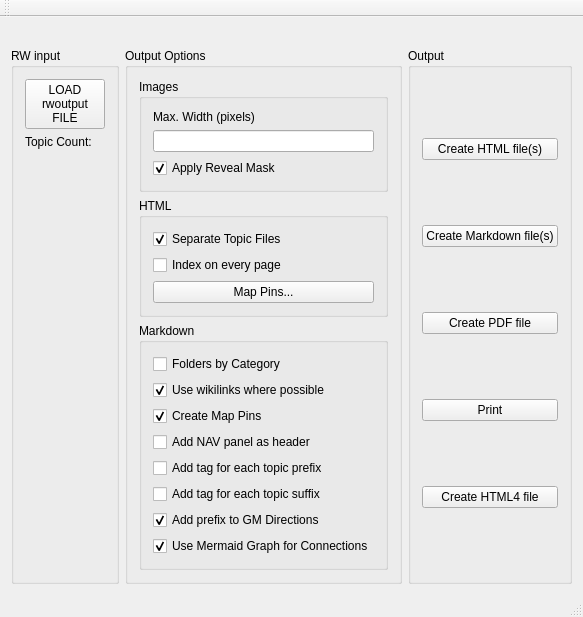
First picture: the form in mainwindow.ui, repository farling42/RWoutput, before the edit.
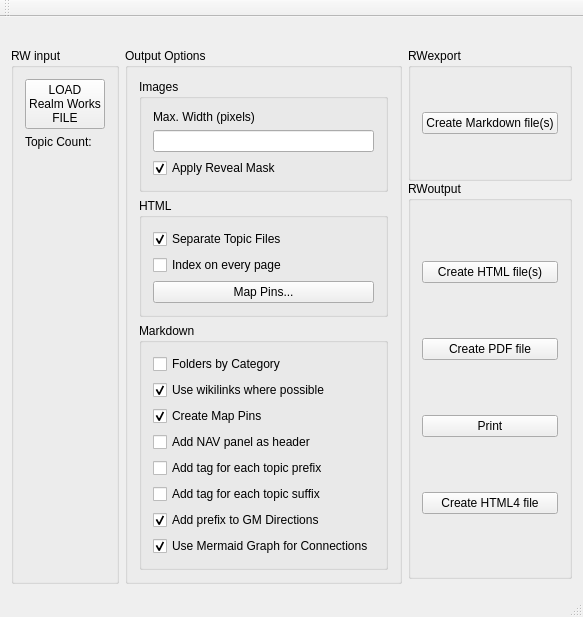
Second picture: the form after the edit. Icons and pictures are not drawn.

Commit message: Read RWexport file for markdown processing

The edit to the form file:
```diff
--- a/mainwindow.ui
+++ b/mainwindow.ui
@@ -9,7 +9,7 @@
    <rect>
     <x>0</x>
     <y>0</y>
-    <width>505</width>
+    <width>522</width>
     <height>551</height>
    </rect>
   </property>
@@ -35,9 +35,12 @@
         <layout class="QVBoxLayout" name="verticalLayout_2">
          <item>
           <widget class="QPushButton" name="loadFile">
+           <property name="toolTip">
+            <string>Load RWexport file for Metadata, RWoutput for all other outputs</string>
+           </property>
            <property name="text">
             <string>LOAD
-rwoutput
+Realm Works
 FILE</string>
            </property>
            <property name="icon">
@@ -265,9 +268,36 @@
        </widget>
       </item>
       <item>
-       <widget class="QGroupBox" name="output">
+       <layout class="QVBoxLayout" name="outputs" stretch="1,3">
+        <property name="spacing">
+         <number>0</number>
+        </property>
+        <property name="rightMargin">
+         <number>0</number>
+        </property>
+        <property name="bottomMargin">
+         <number>5</number>
+        </property>
+        <item>
+         <widget class="QGroupBox" name="rwexport">
         <property name="title">
-         <string>Output</string>
+           <string>RWexport</string>
+          </property>
+          <layout class="QVBoxLayout" name="verticalLayout_8">
+           <item>
+            <widget class="QPushButton" name="saveMarkdown">
+             <property name="text">
+              <string>Create Markdown file(s)</string>
+             </property>
+            </widget>
+           </item>
+          </layout>
+         </widget>
+        </item>
+        <item>
+         <widget class="QGroupBox" name="rwoutput">
+          <property name="title">
+           <string>RWoutput</string>
         </property>
         <layout class="QVBoxLayout" name="verticalLayout_4">
          <item>
@@ -284,13 +314,6 @@
            </property>
           </widget>
          </item>
-         <item>
-          <widget class="QPushButton" name="saveMarkdown">
-           <property name="text">
-            <string>Create Markdown file(s)</string>
-           </property>
-          </widget>
-         </item>
          <item>
           <widget class="QPushButton" name="savePdf">
            <property name="toolTip">
@@ -339,13 +362,15 @@
      </layout>
     </item>
    </layout>
+    </item>
+   </layout>
   </widget>
   <widget class="QMenuBar" name="menuBar">
    <property name="geometry">
     <rect>
      <x>0</x>
      <y>0</y>
-     <width>505</width>
+     <width>522</width>
      <height>21</height>
     </rect>
    </property>
```
Lines whose indentation alone changed are shown as unchanged. The commit also changes 6 other files.
